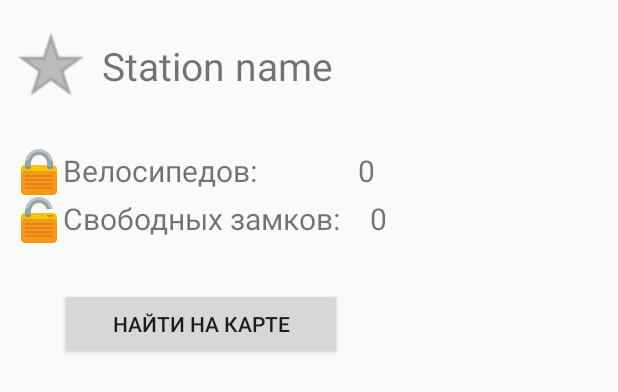
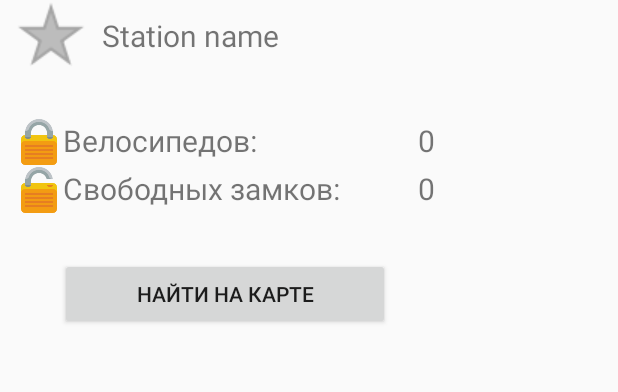
Before and after one commit to himselfv/velocheck, an Android app: the layout activity_parkingdetails.xml on its own in the app's theme, with its tools: preview values and no code run, on a phone screen of 412 x 824 dp. Shown: the top 392 px of the screen. Run offline under Robolectric (Android 15) with nearby library versions, the phone set to English and light mode, and no system bars.

Commit message:
Show parking details as dialog.

```diff
--- a/app/src/main/AndroidManifest.xml
+++ b/app/src/main/AndroidManifest.xml
@@ -33,6 +33,7 @@
         <activity
             android:name=".ParkingDetailsActivity"
             android:label="@string/parking_details_name"
+            android:theme="@android:style/Theme.Dialog"
             android:parentActivityName=".MainActivity" >
         </activity>
 
--- a/app/src/main/java/asdbsd/velocheck/MainActivity.java
+++ b/app/src/main/java/asdbsd/velocheck/MainActivity.java
@@ -17,11 +17,11 @@ import android.view.MenuItem;
 import android.widget.Toast;
 
 //TODO: Fix bugs with page hiding / showing
-//TODO: Fav icon to the left of each item
-//TODO: Google MapView - test that the map is updated dynamically on reload when already created
 //TODO: Handle "IsLocked"
 //TODO: "Show on map" in right-click menu in both lists
 //TODO: Configure buttons to show on Google map (remove "open map application", maybe add others?)
+
+//TODO: Fav icon to the left of each item?
 
 public class MainActivity extends ActionBarActivity {
 
--- a/app/src/main/res/layout/activity_parkingdetails.xml
+++ b/app/src/main/res/layout/activity_parkingdetails.xml
@@ -3,12 +3,13 @@
     android:orientation="vertical"
     android:layout_width="wrap_content"
     android:layout_height="wrap_content"
-    android:paddingLeft="@dimen/parkingdetails_pad_v"
-    android:paddingStart="@dimen/parkingdetails_pad_v"
-    android:paddingEnd="@dimen/parkingdetails_pad_v"
-    android:paddingRight="@dimen/parkingdetails_pad_v"
-    android:paddingTop="@dimen/parkingdetails_pad_h"
-    android:paddingBottom="@dimen/parkingdetails_pad_h"
+    android:minWidth="@dimen/parkingdetails.min_width"
+    android:paddingLeft="@dimen/parkingdetails.margin_h"
+    android:paddingStart="@dimen/parkingdetails.margin_h"
+    android:paddingEnd="@dimen/parkingdetails.margin_h"
+    android:paddingRight="@dimen/parkingdetails.margin_h"
+    android:paddingTop="@dimen/parkingdetails.margin_top"
+    android:paddingBottom="@dimen/parkingdetails.margin_bottom"
     >
 
     <LinearLayout
@@ -25,9 +26,10 @@
         <TextView
             android:id="@+id/title"
             android:layout_marginLeft="10dp"
+            android:layout_marginStart="10dp"
             android:layout_width="match_parent"
             android:layout_height="wrap_content"
-            android:textSize="26dp"
+            android:textSize="20sp"
             android:layout_gravity="center"
             android:text="Station name"/>
     </LinearLayout>
@@ -39,26 +41,25 @@
 
         <ImageView
             android:id="@+id/pic_occupied_places"
-            android:layout_width="@dimen/parkingdetails_places_img_sz"
-            android:layout_height="@dimen/parkingdetails_places_img_sz"
+            android:layout_width="@dimen/parkingdetails.places.img_sz"
+            android:layout_height="@dimen/parkingdetails.places.img_sz"
             android:layout_gravity="center"
             android:src="@drawable/places_occupied"/>
         <TextView
-            android:layout_width="wrap_content"
+            android:layout_width="0dp"
             android:layout_height="wrap_content"
             android:layout_gravity="center"
-            android:layout_weight="6"
-            android:layout_marginRight="20dp"
-            android:layout_marginEnd="20dp"
+            android:layout_weight="1"
+            android:layout_marginRight="10dp"
+            android:layout_marginEnd="10dp"
             android:text="@string/label_occupied_places"
-            android:textSize="@dimen/parkingdetails_places_font_sz"/>
+            android:textSize="@dimen/parkingdetails.places.font_sz"/>
         <TextView
             android:id="@+id/value_occupied_places"
             android:layout_width="wrap_content"
             android:layout_height="wrap_content"
             android:layout_gravity="center"
-            android:layout_weight="1"
-            android:textSize="@dimen/parkingdetails_places_font_sz"
+            android:textSize="@dimen/parkingdetails.places.font_sz"
             android:text="0"/>
 
     </LinearLayout>
@@ -70,26 +71,25 @@
 
         <ImageView
             android:id="@+id/pic_free_places"
-            android:layout_width="@dimen/parkingdetails_places_img_sz"
-            android:layout_height="@dimen/parkingdetails_places_img_sz"
+            android:layout_width="@dimen/parkingdetails.places.img_sz"
+            android:layout_height="@dimen/parkingdetails.places.img_sz"
             android:layout_gravity="center"
             android:src="@drawable/places_free"/>
         <TextView
-            android:layout_width="wrap_content"
+            android:layout_width="0dp"
             android:layout_height="wrap_content"
             android:layout_gravity="center"
-            android:layout_weight="6"
-            android:layout_marginRight="20dp"
-            android:layout_marginEnd="20dp"
+            android:layout_weight="1"
+            android:layout_marginRight="10dp"
+            android:layout_marginEnd="10dp"
             android:text="@string/label_free_places"
-            android:textSize="@dimen/parkingdetails_places_font_sz" />
+            android:textSize="@dimen/parkingdetails.places.font_sz" />
         <TextView
             android:id="@+id/value_free_places"
             android:layout_width="wrap_content"
             android:layout_height="wrap_content"
             android:layout_gravity="center"
-            android:layout_weight="1"
-            android:textSize="@dimen/parkingdetails_places_font_sz"
+            android:textSize="@dimen/parkingdetails.places.font_sz"
             android:text="0"/>
 
     </LinearLayout>
@@ -98,10 +98,10 @@
         android:layout_width="match_parent"
         android:layout_height="wrap_content"
         android:layout_marginTop="30dp"
-        android:layout_marginLeft="@dimen/parkingdetails_button_padding"
-        android:layout_marginStart="@dimen/parkingdetails_button_padding"
-        android:layout_marginRight="@dimen/parkingdetails_button_padding"
-        android:layout_marginEnd="@dimen/parkingdetails_button_padding"
+        android:layout_marginLeft="@dimen/parkingdetails.button_padding"
+        android:layout_marginStart="@dimen/parkingdetails.button_padding"
+        android:layout_marginRight="@dimen/parkingdetails.button_padding"
+        android:layout_marginEnd="@dimen/parkingdetails.button_padding"
         android:text="@string/action_locate_on_map"
         />
 
--- a/app/src/main/res/values/dimens.xml
+++ b/app/src/main/res/values/dimens.xml
@@ -3,13 +3,15 @@
     <dimen name="activity_horizontal_margin">4dp</dimen>
     <dimen name="activity_vertical_margin">8dp</dimen>
 
-    <dimen name="parkingdetails_pad_v">10dp</dimen>
-    <dimen name="parkingdetails_pad_h">20dp</dimen>
+    <dimen name="parkingdetails.min_width">300dp</dimen>
+    <dimen name="parkingdetails.margin_top">0dp</dimen>
+    <dimen name="parkingdetails.margin_bottom">20dp</dimen>
+    <dimen name="parkingdetails.margin_h">10dp</dimen>
 
-    <dimen name="parkingdetails_places_img_sz">32dp</dimen>
-    <dimen name="parkingdetails_places_font_sz">20sp</dimen>
+    <dimen name="parkingdetails.places.img_sz">32dp</dimen>
+    <dimen name="parkingdetails.places.font_sz">20sp</dimen>
 
-    <dimen name="parkingdetails_button_padding">30dp</dimen>
+    <dimen name="parkingdetails.button_padding">30dp</dimen>
 
 
 </resources>
```
